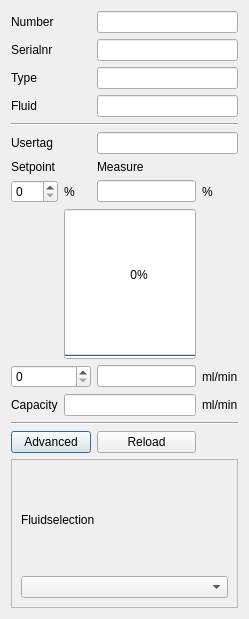
Above: ui/flowchannel_meter.ui from ArJKloek/FlowControl before the change. Below: the same form after it.
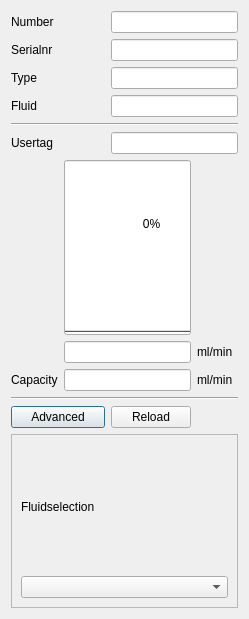
That is the form after the change.

```diff
--- a/ui/flowchannel_meter.ui
+++ b/ui/flowchannel_meter.ui
@@ -20,6 +20,36 @@
    <string>FlowChannel</string>
   </property>
   <layout class="QGridLayout" name="gridLayout">
+   <item row="7" column="1" colspan="2">
+    <layout class="QGridLayout" name="gridLayout_2">
+     <item row="0" column="0">
+      <widget class="QProgressBar" name="progressBar">
+       <property name="sizePolicy">
+        <sizepolicy hsizetype="Expanding" vsizetype="Expanding">
+         <horstretch>0</horstretch>
+         <verstretch>0</verstretch>
+        </sizepolicy>
+       </property>
+       <property name="value">
+        <number>0</number>
+       </property>
+       <property name="orientation">
+        <enum>Qt::Vertical</enum>
+       </property>
+      </widget>
+     </item>
+    </layout>
+   </item>
+   <item row="6" column="2" colspan="2">
+    <widget class="QLineEdit" name="le_usertag">
+     <property name="enabled">
+      <bool>true</bool>
+     </property>
+     <property name="readOnly">
+      <bool>true</bool>
+     </property>
+    </widget>
+   </item>
    <item row="0" column="0">
     <widget class="QLabel" name="label">
      <property name="text">
@@ -30,141 +60,31 @@
    <item row="0" column="2" colspan="2">
     <widget class="QLineEdit" name="le_number"/>
    </item>
-   <item row="6" column="2" colspan="2">
-    <widget class="QLineEdit" name="le_usertag">
-     <property name="enabled">
-      <bool>true</bool>
-     </property>
-     <property name="readOnly">
-      <bool>true</bool>
-     </property>
-    </widget>
-   </item>
-   <item row="3" column="2" colspan="2">
-    <widget class="QLineEdit" name="le_fluid">
-     <property name="enabled">
-      <bool>true</bool>
-     </property>
-     <property name="readOnly">
-      <bool>true</bool>
-     </property>
-    </widget>
-   </item>
-   <item row="11" column="0">
-    <widget class="QLabel" name="lb_capacity">
-     <property name="text">
-      <string>Capacity</string>
-     </property>
-    </widget>
-   </item>
-   <item row="11" column="3">
-    <widget class="QLabel" name="lb_unit2">
-     <property name="text">
-      <string>ml/min</string>
-     </property>
-    </widget>
-   </item>
-   <item row="1" column="0">
-    <widget class="QLabel" name="lb_serialnr">
-     <property name="text">
-      <string>Serialnr</string>
-     </property>
-    </widget>
-   </item>
-   <item row="8" column="2">
-    <widget class="QLineEdit" name="le_measure_percent">
-     <property name="enabled">
-      <bool>true</bool>
-     </property>
-     <property name="readOnly">
-      <bool>true</bool>
-     </property>
-    </widget>
-   </item>
-   <item row="10" column="2">
-    <widget class="QLineEdit" name="le_measure_flow">
-     <property name="enabled">
-      <bool>true</bool>
-     </property>
-     <property name="readOnly">
-      <bool>true</bool>
-     </property>
-    </widget>
-   </item>
-   <item row="7" column="0">
-    <widget class="QLabel" name="lb_setpoint">
-     <property name="text">
-      <string>Setpoint</string>
-     </property>
-    </widget>
-   </item>
-   <item row="1" column="2" colspan="2">
-    <widget class="QLineEdit" name="le_serial">
-     <property name="enabled">
-      <bool>true</bool>
-     </property>
-     <property name="readOnly">
-      <bool>true</bool>
-     </property>
-    </widget>
-   </item>
-   <item row="2" column="0">
-    <widget class="QLabel" name="lb_ID">
-     <property name="text">
-      <string>Type</string>
-     </property>
-    </widget>
-   </item>
-   <item row="7" column="2">
-    <widget class="QLabel" name="lb_measure">
-     <property name="text">
-      <string>Measure</string>
-     </property>
-    </widget>
-   </item>
-   <item row="5" column="0" colspan="4">
-    <widget class="Line" name="line">
+   <item row="10" column="0" colspan="4">
+    <widget class="Line" name="line_2">
      <property name="orientation">
       <enum>Qt::Horizontal</enum>
      </property>
     </widget>
    </item>
-   <item row="8" column="3">
-    <widget class="QLabel" name="lb_measure_percent">
-     <property name="text">
-      <string>%</string>
+   <item row="2" column="2" colspan="2">
+    <widget class="QLineEdit" name="le_type">
+     <property name="enabled">
+      <bool>true</bool>
      </property>
-    </widget>
-   </item>
-   <item row="10" column="3">
-    <widget class="QLabel" name="lb_unit1">
-     <property name="text">
-      <string>ml/min</string>
+     <property name="readOnly">
+      <bool>true</bool>
      </property>
     </widget>
    </item>
-   <item row="8" column="1">
-    <widget class="QLabel" name="lb_sp_percent">
+   <item row="11" column="0" colspan="2">
+    <widget class="QPushButton" name="btnAdvanced">
      <property name="text">
-      <string>%</string>
+      <string>Advanced</string>
      </property>
     </widget>
    </item>
-   <item row="6" column="0">
-    <widget class="QLabel" name="lb_usertag">
-     <property name="text">
-      <string>Usertag</string>
-     </property>
-    </widget>
-   </item>
-   <item row="3" column="0">
-    <widget class="QLabel" name="lb_fluid">
-     <property name="text">
-      <string>Fluid</string>
-     </property>
-    </widget>
-   </item>
-   <item row="14" column="0" colspan="4">
+   <item row="12" column="0" colspan="4">
     <widget class="QFrame" name="advancedFrame">
      <property name="enabled">
       <bool>true</bool>
@@ -195,18 +115,8 @@
      </layout>
     </widget>
    </item>
-   <item row="11" column="1" colspan="2">
-    <widget class="QLineEdit" name="le_capacity">
-     <property name="readOnly">
-      <bool>true</bool>
-     </property>
-    </widget>
-   </item>
-   <item row="8" column="0">
-    <widget class="QSpinBox" name="sb_setpoint_percent"/>
-   </item>
-   <item row="2" column="2" colspan="2">
-    <widget class="QLineEdit" name="le_type">
+   <item row="3" column="2" colspan="2">
+    <widget class="QLineEdit" name="le_fluid">
      <property name="enabled">
       <bool>true</bool>
      </property>
@@ -215,50 +125,96 @@
      </property>
     </widget>
    </item>
-   <item row="10" column="0" colspan="2">
-    <widget class="QSpinBox" name="sb_setpoint_flow"/>
-   </item>
-   <item row="12" column="0" colspan="4">
-    <widget class="Line" name="line_2">
-     <property name="orientation">
-      <enum>Qt::Horizontal</enum>
+   <item row="6" column="0">
+    <widget class="QLabel" name="lb_usertag">
+     <property name="text">
+      <string>Usertag</string>
      </property>
     </widget>
    </item>
-   <item row="13" column="0" colspan="2">
-    <widget class="QPushButton" name="btnAdvanced">
+   <item row="3" column="0">
+    <widget class="QLabel" name="lb_fluid">
      <property name="text">
-      <string>Advanced</string>
+      <string>Fluid</string>
      </property>
     </widget>
    </item>
    <item row="9" column="1" colspan="2">
-    <layout class="QGridLayout" name="gridLayout_2">
-     <item row="0" column="0">
-      <widget class="QProgressBar" name="progressBar">
-       <property name="sizePolicy">
-        <sizepolicy hsizetype="Expanding" vsizetype="Expanding">
-         <horstretch>0</horstretch>
-         <verstretch>0</verstretch>
-        </sizepolicy>
-       </property>
-       <property name="value">
-        <number>0</number>
-       </property>
-       <property name="orientation">
-        <enum>Qt::Vertical</enum>
-       </property>
-      </widget>
-     </item>
-    </layout>
+    <widget class="QLineEdit" name="le_capacity">
+     <property name="readOnly">
+      <bool>true</bool>
+     </property>
+    </widget>
    </item>
-   <item row="13" column="2">
+   <item row="9" column="0">
+    <widget class="QLabel" name="lb_capacity">
+     <property name="text">
+      <string>Capacity</string>
+     </property>
+    </widget>
+   </item>
+   <item row="9" column="3">
+    <widget class="QLabel" name="lb_unit2">
+     <property name="text">
+      <string>ml/min</string>
+     </property>
+    </widget>
+   </item>
+   <item row="1" column="0">
+    <widget class="QLabel" name="lb_serialnr">
+     <property name="text">
+      <string>Serialnr</string>
+     </property>
+    </widget>
+   </item>
+   <item row="5" column="0" colspan="4">
+    <widget class="Line" name="line">
+     <property name="orientation">
+      <enum>Qt::Horizontal</enum>
+     </property>
+    </widget>
+   </item>
+   <item row="8" column="3">
+    <widget class="QLabel" name="lb_unit1">
+     <property name="text">
+      <string>ml/min</string>
+     </property>
+    </widget>
+   </item>
+   <item row="1" column="2" colspan="2">
+    <widget class="QLineEdit" name="le_serial">
+     <property name="enabled">
+      <bool>true</bool>
+     </property>
+     <property name="readOnly">
+      <bool>true</bool>
+     </property>
+    </widget>
+   </item>
+   <item row="2" column="0">
+    <widget class="QLabel" name="lb_ID">
+     <property name="text">
+      <string>Type</string>
+     </property>
+    </widget>
+   </item>
+   <item row="11" column="2">
     <widget class="QPushButton" name="pb_reload">
      <property name="text">
       <string>Reload</string>
      </property>
     </widget>
    </item>
+   <item row="8" column="1" colspan="2">
+    <widget class="QLineEdit" name="le_measure_flow">
+     <property name="enabled">
+      <bool>true</bool>
+     </property>
+     <property name="readOnly">
+      <bool>true</bool>
+     </property>
+    </widget>
+   </item>
   </layout>
  </widget>
  <resources/>
```
